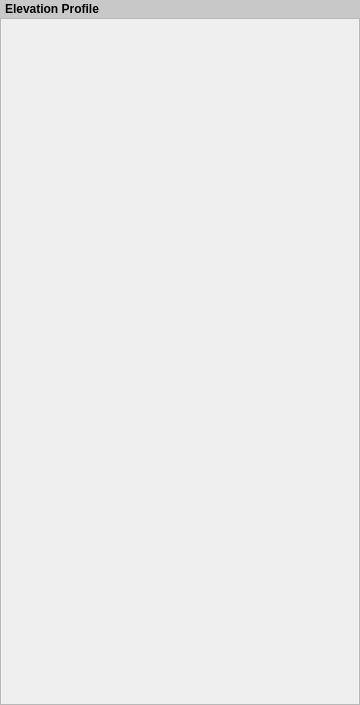
Old version of the form src/ui/layout/qgslayoutelevationprofilewidgetbase.ui in the repository qgis/QGIS.
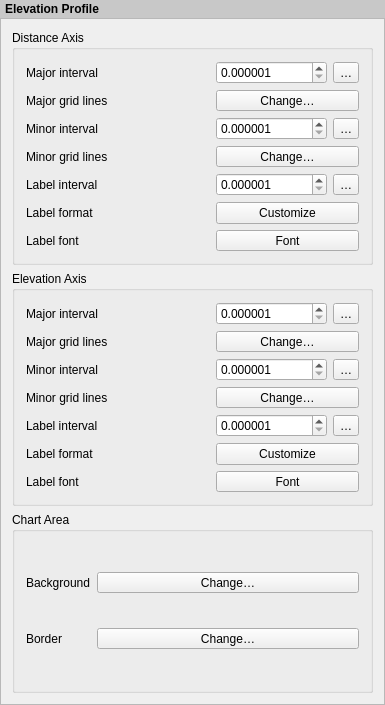
New version of the form. Custom widgets are drawn as their Qt base class.

Commit message: Expose widgets for chart appearance

Diff of the .ui file:
```diff
--- a/src/ui/layout/qgslayoutelevationprofilewidgetbase.ui
+++ b/src/ui/layout/qgslayoutelevationprofilewidgetbase.ui
@@ -6,7 +6,7 @@
    <rect>
     <x>0</x>
     <y>0</y>
-    <width>360</width>
+    <width>385</width>
     <height>705</height>
    </rect>
   </property>
@@ -61,11 +61,389 @@
        <rect>
         <x>0</x>
         <y>0</y>
-        <width>358</width>
+        <width>383</width>
         <height>681</height>
        </rect>
       </property>
-      <layout class="QVBoxLayout" name="mainLayout"/>
+      <layout class="QVBoxLayout" name="mainLayout">
+       <item>
+        <widget class="QgsCollapsibleGroupBoxBasic" name="groupDistanceAxis">
+         <property name="title">
+          <string>Distance Axis</string>
+         </property>
+         <layout class="QGridLayout" name="gridLayout_2" columnstretch="0,1,0,0">
+          <item row="6" column="2" colspan="2">
+           <widget class="QgsFontButton" name="mDistanceAxisLabelFontButton">
+            <property name="sizePolicy">
+             <sizepolicy hsizetype="Preferred" vsizetype="Fixed">
+              <horstretch>0</horstretch>
+              <verstretch>0</verstretch>
+             </sizepolicy>
+            </property>
+            <property name="text">
+             <string>Font</string>
+            </property>
+           </widget>
+          </item>
+          <item row="1" column="0">
+           <widget class="QLabel" name="label_4">
+            <property name="text">
+             <string>Major grid lines</string>
+            </property>
+           </widget>
+          </item>
+          <item row="5" column="2" colspan="2">
+           <widget class="QPushButton" name="mDistanceAxisLabelFormatButton">
+            <property name="text">
+             <string>Customize</string>
+            </property>
+           </widget>
+          </item>
+          <item row="0" column="0">
+           <widget class="QLabel" name="label_6">
+            <property name="text">
+             <string>Major interval</string>
+            </property>
+           </widget>
+          </item>
+          <item row="2" column="3">
+           <widget class="QgsPropertyOverrideButton" name="mDDBtnDistanceMinorInterval">
+            <property name="text">
+             <string>…</string>
+            </property>
+           </widget>
+          </item>
+          <item row="1" column="2" colspan="2">
+           <widget class="QgsSymbolButton" name="mDistanceAxisMajorLinesSymbolButton">
+            <property name="sizePolicy">
+             <sizepolicy hsizetype="Expanding" vsizetype="Fixed">
+              <horstretch>0</horstretch>
+              <verstretch>0</verstretch>
+             </sizepolicy>
+            </property>
+            <property name="text">
+             <string>Change…</string>
+            </property>
+           </widget>
+          </item>
+          <item row="2" column="2">
+           <widget class="QgsDoubleSpinBox" name="mDistanceAxisMinorIntervalSpin">
+            <property name="decimals">
+             <number>6</number>
+            </property>
+            <property name="minimum">
+             <double>0.000001000000000</double>
+            </property>
+            <property name="maximum">
+             <double>999999999999.000000000000000</double>
+            </property>
+           </widget>
+          </item>
+          <item row="4" column="3">
+           <widget class="QgsPropertyOverrideButton" name="mDDBtnDistanceLabelInterval">
+            <property name="text">
+             <string>…</string>
+            </property>
+           </widget>
+          </item>
+          <item row="3" column="2" colspan="2">
+           <widget class="QgsSymbolButton" name="mDistanceAxisMinorLinesSymbolButton">
+            <property name="sizePolicy">
+             <sizepolicy hsizetype="Expanding" vsizetype="Fixed">
+              <horstretch>0</horstretch>
+              <verstretch>0</verstretch>
+             </sizepolicy>
+            </property>
+            <property name="text">
+             <string>Change…</string>
+            </property>
+           </widget>
+          </item>
+          <item row="4" column="2">
+           <widget class="QgsDoubleSpinBox" name="mDistanceAxisLabelIntervalSpin">
+            <property name="decimals">
+             <number>6</number>
+            </property>
+            <property name="minimum">
+             <double>0.000001000000000</double>
+            </property>
+            <property name="maximum">
+             <double>999999999999.000000000000000</double>
+            </property>
+           </widget>
+          </item>
+          <item row="2" column="0" colspan="2">
+           <widget class="QLabel" name="label_7">
+            <property name="text">
+             <string>Minor interval</string>
+            </property>
+           </widget>
+          </item>
+          <item row="0" column="2">
+           <widget class="QgsDoubleSpinBox" name="mDistanceAxisMajorIntervalSpin">
+            <property name="decimals">
+             <number>6</number>
+            </property>
+            <property name="minimum">
+             <double>0.000001000000000</double>
+            </property>
+            <property name="maximum">
+             <double>999999999999.000000000000000</double>
+            </property>
+           </widget>
+          </item>
+          <item row="0" column="3">
+           <widget class="QgsPropertyOverrideButton" name="mDDBtnDistanceMajorInterval">
+            <property name="text">
+             <string>…</string>
+            </property>
+           </widget>
+          </item>
+          <item row="6" column="0">
+           <widget class="QLabel" name="label_9">
+            <property name="text">
+             <string>Label font</string>
+            </property>
+           </widget>
+          </item>
+          <item row="5" column="0">
+           <widget class="QLabel" name="label_10">
+            <property name="text">
+             <string>Label format</string>
+            </property>
+           </widget>
+          </item>
+          <item row="3" column="0">
+           <widget class="QLabel" name="label_5">
+            <property name="text">
+             <string>Minor grid lines</string>
+            </property>
+           </widget>
+          </item>
+          <item row="4" column="0" colspan="2">
+           <widget class="QLabel" name="label_8">
+            <property name="text">
+             <string>Label interval</string>
+            </property>
+           </widget>
+          </item>
+         </layout>
+        </widget>
+       </item>
+       <item>
+        <widget class="QgsCollapsibleGroupBoxBasic" name="groupElevationAxis">
+         <property name="title">
+          <string>Elevation Axis</string>
+         </property>
+         <layout class="QGridLayout" name="gridLayout_3" columnstretch="0,1,0,0">
+          <item row="0" column="2">
+           <widget class="QgsDoubleSpinBox" name="mElevationAxisMajorIntervalSpin">
+            <property name="decimals">
+             <number>6</number>
+            </property>
+            <property name="minimum">
+             <double>0.000001000000000</double>
+            </property>
+            <property name="maximum">
+             <double>999999999999.000000000000000</double>
+            </property>
+           </widget>
+          </item>
+          <item row="4" column="3">
+           <widget class="QgsPropertyOverrideButton" name="mDDBtnElevationLabelInterval">
+            <property name="text">
+             <string>…</string>
+            </property>
+           </widget>
+          </item>
+          <item row="4" column="2">
+           <widget class="QgsDoubleSpinBox" name="mElevationAxisLabelIntervalSpin">
+            <property name="decimals">
+             <number>6</number>
+            </property>
+            <property name="minimum">
+             <double>0.000001000000000</double>
+            </property>
+            <property name="maximum">
+             <double>999999999999.000000000000000</double>
+            </property>
+           </widget>
+          </item>
+          <item row="1" column="2" colspan="2">
+           <widget class="QgsSymbolButton" name="mElevationAxisMajorLinesSymbolButton">
+            <property name="sizePolicy">
+             <sizepolicy hsizetype="Expanding" vsizetype="Fixed">
+              <horstretch>0</horstretch>
+              <verstretch>0</verstretch>
+             </sizepolicy>
+            </property>
+            <property name="text">
+             <string>Change…</string>
+            </property>
+           </widget>
+          </item>
+          <item row="0" column="0">
+           <widget class="QLabel" name="label_13">
+            <property name="text">
+             <string>Major interval</string>
+            </property>
+           </widget>
+          </item>
+          <item row="2" column="0" colspan="2">
+           <widget class="QLabel" name="label_12">
+            <property name="text">
+             <string>Minor interval</string>
+            </property>
+           </widget>
+          </item>
+          <item row="5" column="0">
+           <widget class="QLabel" name="label_17">
+            <property name="text">
+             <string>Label format</string>
+            </property>
+           </widget>
+          </item>
+          <item row="0" column="3">
+           <widget class="QgsPropertyOverrideButton" name="mDDBtnElevationMajorInterval">
+            <property name="text">
+             <string>…</string>
+            </property>
+           </widget>
+          </item>
+          <item row="4" column="0" colspan="2">
+           <widget class="QLabel" name="label_16">
+            <property name="text">
+             <string>Label interval</string>
+            </property>
+           </widget>
+          </item>
+          <item row="2" column="2">
+           <widget class="QgsDoubleSpinBox" name="mElevationAxisMinorIntervalSpin">
+            <property name="decimals">
+             <number>6</number>
+            </property>
+            <property name="minimum">
+             <double>0.000001000000000</double>
+            </property>
+            <property name="maximum">
+             <double>999999999999.000000000000000</double>
+            </property>
+           </widget>
+          </item>
+          <item row="2" column="3">
+           <widget class="QgsPropertyOverrideButton" name="mDDBtnElevationMinorInterval">
+            <property name="text">
+             <string>…</string>
+            </property>
+           </widget>
+          </item>
+          <item row="1" column="0">
+           <widget class="QLabel" name="label_11">
+            <property name="text">
+             <string>Major grid lines</string>
+            </property>
+           </widget>
+          </item>
+          <item row="5" column="2" colspan="2">
+           <widget class="QPushButton" name="mElevationAxisLabelFormatButton">
+            <property name="text">
+             <string>Customize</string>
+            </property>
+           </widget>
+          </item>
+          <item row="3" column="2" colspan="2">
+           <widget class="QgsSymbolButton" name="mElevationAxisMinorLinesSymbolButton">
+            <property name="sizePolicy">
+             <sizepolicy hsizetype="Expanding" vsizetype="Fixed">
+              <horstretch>0</horstretch>
+              <verstretch>0</verstretch>
+             </sizepolicy>
+            </property>
+            <property name="text">
+             <string>Change…</string>
+            </property>
+           </widget>
+          </item>
+          <item row="3" column="0">
+           <widget class="QLabel" name="label_15">
+            <property name="text">
+             <string>Minor grid lines</string>
+            </property>
+           </widget>
+          </item>
+          <item row="6" column="0">
+           <widget class="QLabel" name="label_14">
+            <property name="text">
+             <string>Label font</string>
+            </property>
+           </widget>
+          </item>
+          <item row="6" column="2" colspan="2">
+           <widget class="QgsFontButton" name="mElevationAxisLabelFontButton">
+            <property name="sizePolicy">
+             <sizepolicy hsizetype="Preferred" vsizetype="Fixed">
+              <horstretch>0</horstretch>
+              <verstretch>0</verstretch>
+             </sizepolicy>
+            </property>
+            <property name="text">
+             <string>Font</string>
+            </property>
+           </widget>
+          </item>
+         </layout>
+        </widget>
+       </item>
+       <item>
+        <widget class="QgsCollapsibleGroupBoxBasic" name="groupChartArea">
+         <property name="title">
+          <string>Chart Area</string>
+         </property>
+         <layout class="QGridLayout" name="gridLayout">
+          <item row="0" column="0">
+           <widget class="QLabel" name="label_2">
+            <property name="text">
+             <string>Background</string>
+            </property>
+           </widget>
+          </item>
+          <item row="0" column="1">
+           <widget class="QgsSymbolButton" name="mChartBackgroundSymbolButton">
+            <property name="sizePolicy">
+             <sizepolicy hsizetype="Expanding" vsizetype="Fixed">
+              <horstretch>0</horstretch>
+              <verstretch>0</verstretch>
+             </sizepolicy>
+            </property>
+            <property name="text">
+             <string>Change…</string>
+            </property>
+           </widget>
+          </item>
+          <item row="1" column="0">
+           <widget class="QLabel" name="label_3">
+            <property name="text">
+             <string>Border</string>
+            </property>
+           </widget>
+          </item>
+          <item row="1" column="1">
+           <widget class="QgsSymbolButton" name="mChartBorderSymbolButton">
+            <property name="sizePolicy">
+             <sizepolicy hsizetype="Expanding" vsizetype="Fixed">
+              <horstretch>0</horstretch>
+              <verstretch>0</verstretch>
+             </sizepolicy>
+            </property>
+            <property name="text">
+             <string>Change…</string>
+            </property>
+           </widget>
+          </item>
+         </layout>
+        </widget>
+       </item>
+      </layout>
      </widget>
     </widget>
    </item>
@@ -73,12 +451,38 @@
  </widget>
  <layoutdefault spacing="6" margin="11"/>
  <customwidgets>
+  <customwidget>
+   <class>QgsDoubleSpinBox</class>
+   <extends>QDoubleSpinBox</extends>
+   <header>qgsdoublespinbox.h</header>
+  </customwidget>
   <customwidget>
    <class>QgsScrollArea</class>
    <extends>QScrollArea</extends>
    <header>qgsscrollarea.h</header>
    <container>1</container>
   </customwidget>
+  <customwidget>
+   <class>QgsFontButton</class>
+   <extends>QToolButton</extends>
+   <header>qgsfontbutton.h</header>
+  </customwidget>
+  <customwidget>
+   <class>QgsCollapsibleGroupBoxBasic</class>
+   <extends>QGroupBox</extends>
+   <header location="global">qgscollapsiblegroupbox.h</header>
+   <container>1</container>
+  </customwidget>
+  <customwidget>
+   <class>QgsSymbolButton</class>
+   <extends>QToolButton</extends>
+   <header>qgssymbolbutton.h</header>
+  </customwidget>
+  <customwidget>
+   <class>QgsPropertyOverrideButton</class>
+   <extends>QToolButton</extends>
+   <header>qgspropertyoverridebutton.h</header>
+  </customwidget>
  </customwidgets>
  <tabstops>
   <tabstop>scrollArea</tabstop>
```
The commit also changes 10 other files.
